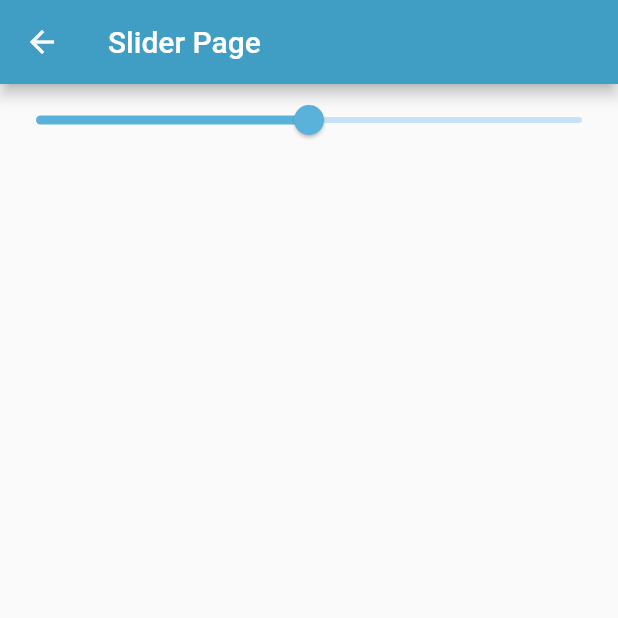
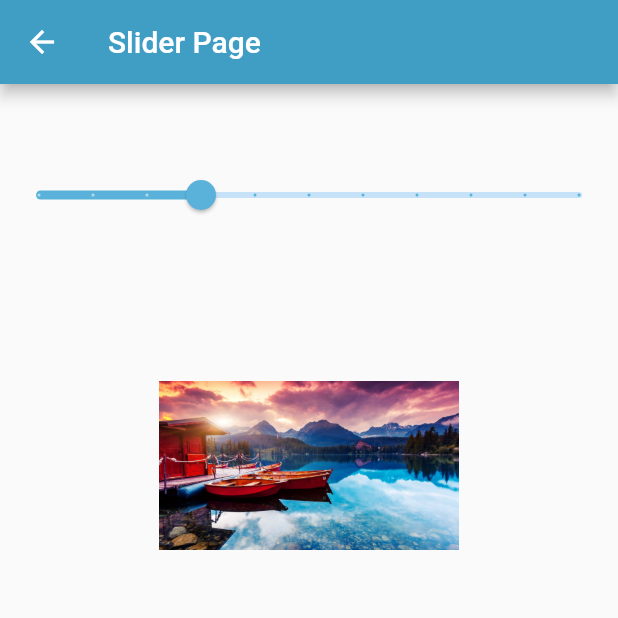
Before and after one commit to JordiDeSanta/Flutter-Widgets-Test-App, a Flutter app: the SliderPage screen opened by its route, on a phone screen of 412 x 824 dp, the top half of it. Run offline on Flutter 3.47's test engine with Material 2 defaults, Android fonts, the phone set to English and light mode, and no system bars.

Commit message:
Scalable image with slider

```diff
--- a/lib/src/pages/slider_page.dart
+++ b/lib/src/pages/slider_page.dart
@@ -10,7 +10,7 @@ class SliderPage extends StatefulWidget {
 }
 
 class _SliderPageState extends State<SliderPage> {
-  double _sliderValue = 0.5;
+  double _sliderValue = 200;
 
   @override
   Widget build(BuildContext context) {
@@ -19,17 +19,26 @@ class _SliderPageState extends State<SliderPage> {
         title: Text('Slider Page'),
         backgroundColor: appBarColor,
       ),
-      body: Column(
-        children: [
-          _createSlider(),
-        ],
+      body: Container(
+        padding: EdgeInsets.only(top: 50),
+        child: Column(
+          children: [
+            _createSlider(),
+            SizedBox(height: 100),
+            _createImage(),
+          ],
+        ),
       ),
     );
   }
 
   Widget _createSlider() {
     return Slider(
+      min: 100,
+      max: 400,
       value: _sliderValue,
+      divisions: 10,
+      label: 'Image Scale',
       onChanged: (alpha) {
         setState(() {
           _sliderValue = alpha;
@@ -38,4 +47,12 @@ class _SliderPageState extends State<SliderPage> {
       activeColor: iconsColor,
     );
   }
+
+  Widget _createImage() {
+    return Image(
+      image: AssetImage('assets/scalable-image.jpeg'),
+      width: _sliderValue,
+      fit: BoxFit.contain,
+    );
+  }
 }
```
Also changed, not shown: assets/scalable-image.jpeg (added).
